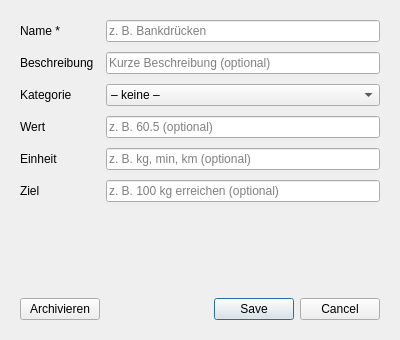
Before: the Qt Designer form resources/exercise_dialog.ui in ItsDylan255/Skillbase, drawn with Qt 5.
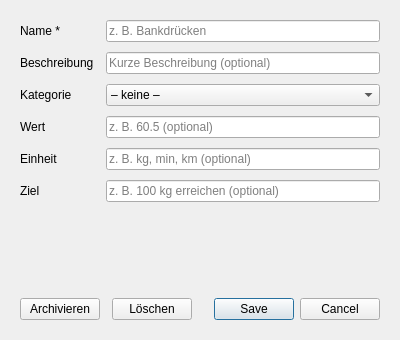
After: the same form once the commit is applied.

Patch:
```diff
--- a/resources/exercise_dialog.ui
+++ b/resources/exercise_dialog.ui
@@ -148,6 +148,13 @@
        </property>
       </widget>
      </item>
+     <item>
+      <widget class="QPushButton" name="deleteButton">
+       <property name="text">
+        <string>Löschen</string>
+       </property>
+      </widget>
+     </item>
      <item>
       <spacer name="bottomButtonSpacer">
        <property name="orientation">
```
Left out of the diff: 2 changed lines with no effect on the pictures.
